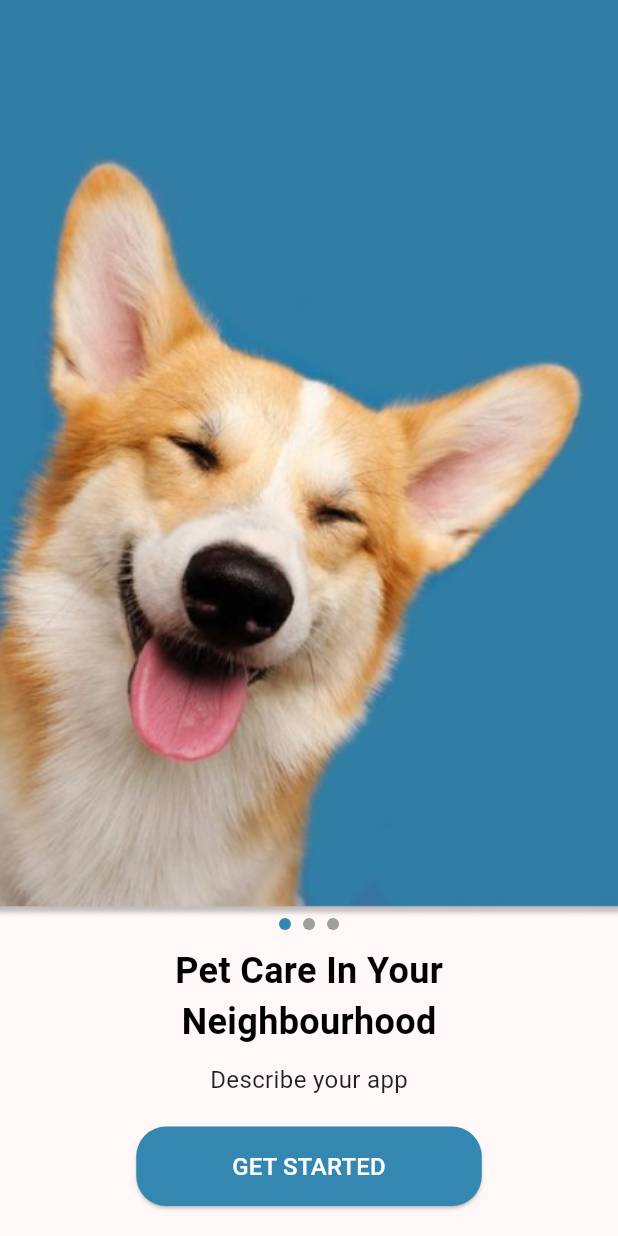
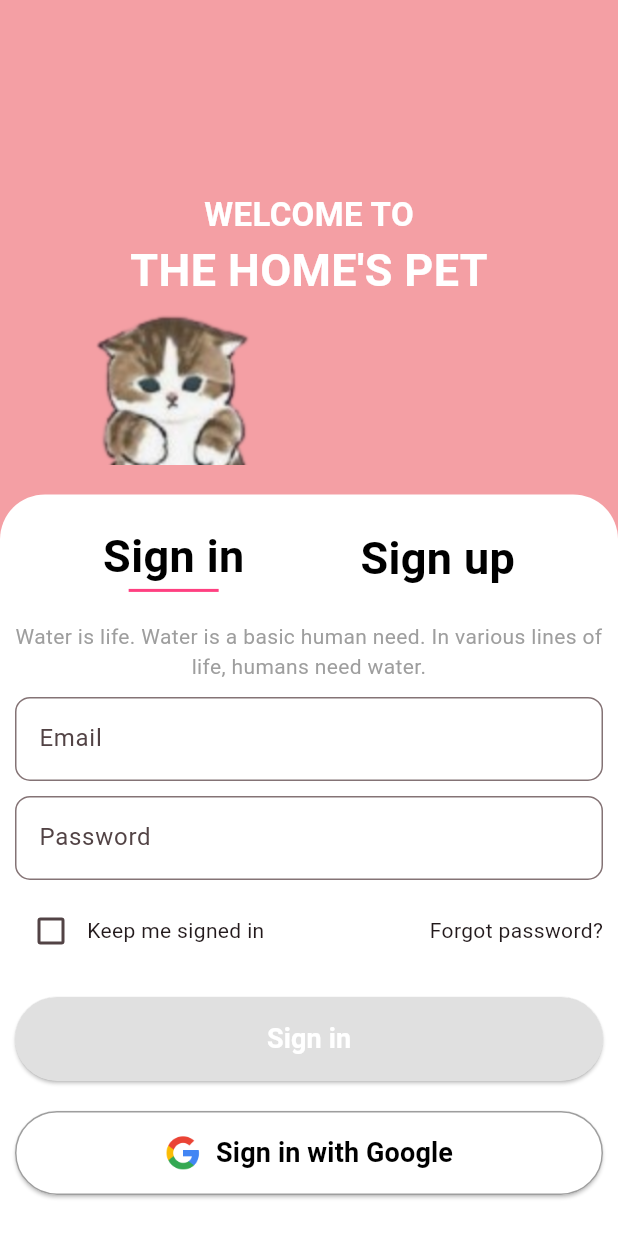
Before and after one commit to kan3103/Pet-Spa-mobile-app, a Flutter app: the GetStartedPage screen opened directly, after a tap on "GET STARTED", on a phone screen of 412 x 824 dp. Run offline on Flutter 3.47's test engine with Material 3 defaults, Android fonts, the phone set to English and light mode, and no system bars; Roboto replaces fonts that are missing (Katibeh, Poppins).

Commit message:
refactor: Change structure of login_screen

```diff
--- a/frontend/lib/login_screen/forgot_password.dart
+++ b/frontend/lib/login_screen/forgot_password.dart
@@ -1,6 +1,6 @@
 import 'package:flutter/material.dart';
-import 'package:frontend/login_screen/header_section.dart';
-import 'package:frontend/login_screen/sign_in.dart';
+import 'package:frontend/login_screen/component/header_section.dart';
+import 'package:frontend/login_screen/component/sign_in.dart';
 
 class ForgotPasswordScreen extends StatefulWidget {
   @override
--- /dev/null
+++ b/frontend/lib/login_screen/login_screen.dart
@@ -0,0 +1,114 @@
+import 'package:flutter/material.dart';
+import 'package:frontend/login_screen/component/header_section.dart';
+import 'package:frontend/login_screen/component/sign_in.dart';
+import 'package:frontend/login_screen/component/sign_up.dart';
+import 'package:frontend/login_screen/component/tab_selection.dart';
+import 'package:frontend/login_screen/forgot_password.dart';
+import 'package:frontend/login_screen/create_username.dart';
+
+class MainScreen extends StatefulWidget {
+  @override
+  _MainScreenState createState() => _MainScreenState();
+}
+
+class _MainScreenState extends State<MainScreen> {
+  bool isSignUpSelected = false;
+  bool keepMeSignedIn = false;
+  bool isSignup=false;
+
+  void _showNotification(String message) {
+    showDialog(
+      context: context,
+      builder: (BuildContext context) {
+        return AlertDialog(
+          title: Text('Notification'),
+          content: Text(message),
+          actions: [
+            TextButton(
+              onPressed: () {
+                Navigator.of(context).pop();
+              },
+              child: Text('OK'),
+            ),
+          ],
+        );
+      },
+    );
+  }
+  void updateIsSignUpSelected(bool value) {
+    setState(() {
+      isSignUpSelected = value;
+    });
+  }
+
+  @override
+  Widget build(BuildContext context) {
+    return Scaffold(
+      backgroundColor: Color(0xFFF49FA4), // Entire screen background color
+      body: Stack(
+        children: [
+          Column(
+            children: [
+              headerSection(context), // Top part
+              Expanded(
+                // Bottom 7/10 section
+                child: Container(
+                  decoration: BoxDecoration(
+                    color: Colors.white,
+                    borderRadius: BorderRadius.only(
+                      topLeft: Radius.circular(30),
+                      topRight: Radius.circular(30),
+                    ),
+                  ),
+                  child: SingleChildScrollView(
+                    child: Padding(
+                      padding: const EdgeInsets.symmetric(horizontal: 10),
+                      child: Column(children: [ TabSelection(isSignUpSelected: isSignUpSelected,onSelectionChanged: (value)=>{
+                        updateIsSignUpSelected(value)
+                      }),!isSignUpSelected?SignInScreen():SignUpScreen(),],)
+                    ),
+                  ),
+                ),
+              ),
+            ],
+          ),
+          !isSignUpSelected?AnimatedPositioned(
+            duration: Duration(milliseconds: 300),
+            curve: Curves.easeInOut,
+            top: MediaQuery.of(context).size.height * 0.3 - 55,
+            left: MediaQuery.of(context).size.width / 2 - 215,
+            child: ClipRect(
+              child: Align(
+                alignment: Alignment.topCenter,
+                heightFactor: 0.47, // Show only the top half of the image
+                child: Image.asset(
+                  'assets/images/catforsignin.png',
+                  width: 250, // Adjust the width as needed
+                  height: 250, // Adjust the height as needed
+                  fit: BoxFit.contain,
+                ),
+              ),
+            ),
+          ): AnimatedPositioned(
+            duration: Duration(milliseconds: 300),
+            curve: Curves.easeInOut,
+            top: MediaQuery.of(context).size.height * 0.3 - 55,
+            left: MediaQuery.of(context).size.width / 2 - 45,
+            child: ClipRect(
+              child: Align(
+                alignment: Alignment.topCenter,
+                heightFactor: 0.47, // Show only the top half of the image
+                child: Image.asset(
+                  'assets/images/catforsignin.png',
+                  width: 250, // Adjust the width as needed
+                  height: 250, // Adjust the height as needed
+                  fit: BoxFit.contain,
+                ),
+              ),
+            ),
+          ),
+        ],
+      ),
+    );
+  }
+}
--- a/frontend/lib/startedpage/started_page.dart
+++ b/frontend/lib/startedpage/started_page.dart
@@ -1,4 +1,5 @@
 import 'package:flutter/material.dart';
+import 'package:frontend/login_screen/login_screen.dart';
 
 final List<String> imageUrls = [
   'assets/images/startedpage/started_img1.png',
@@ -128,7 +129,10 @@ class _GetStartedPageState extends State<GetStartedPage> {
                 ),
               ),
               onPressed: () {
-                // Navigate to the next page
+                Navigator.push(
+                                      context,
+                                      MaterialPageRoute(builder: (context) => MainScreen()),
+                                    );
               },
               child: Padding(
                 padding: const EdgeInsets.symmetric(vertical: 15, horizontal: 40),
```
Also changed, not shown: frontend/lib/login_screen/component/sign_in.dart (renamed from frontend/lib/login_screen/sign_in.dart, +4 -52 lines), frontend/lib/login_screen/component/sign_up.dart (renamed from frontend/lib/login_screen/sign_up.dart, +5 -52 lines), frontend/lib/login_screen/component/tab_selection.dart (renamed from frontend/lib/login_screen/tab_selection.dart, +13 -11 lines), frontend/lib/login_screen/component/header_section.dart (renamed from frontend/lib/login_screen/header_section.dart).
